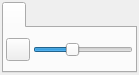
Above: ui/scenes_view_preferences_widget.ui from zkovari/plotlyst before the change. Below: the same form after it.
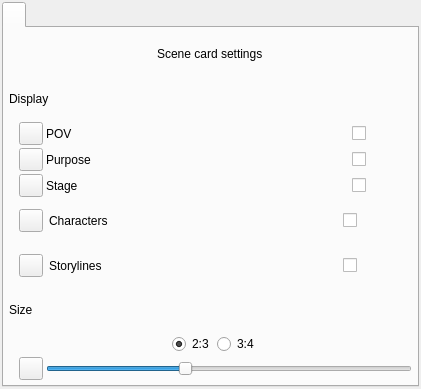
That is the form after the change. Custom widgets are drawn as their Qt base class.

Commit message:
Scene card customization (#867)
* Scene card customization

* polish

* icon and lines and group

* settings

* width

* hide

* prepare for ratio

```diff
--- a/ui/scenes_view_preferences_widget.ui
+++ b/ui/scenes_view_preferences_widget.ui
@@ -6,8 +6,8 @@
    <rect>
     <x>0</x>
     <y>0</y>
-    <width>139</width>
-    <height>75</height>
+    <width>421</width>
+    <height>389</height>
    </rect>
   </property>
   <property name="windowTitle">
@@ -41,26 +41,26 @@
       <attribute name="title">
        <string/>
       </attribute>
-      <layout class="QHBoxLayout" name="horizontalLayout">
+      <layout class="QVBoxLayout" name="verticalLayout_3">
        <property name="spacing">
         <number>3</number>
        </property>
        <property name="leftMargin">
-        <number>2</number>
+        <number>5</number>
        </property>
        <property name="topMargin">
-        <number>2</number>
+        <number>5</number>
        </property>
        <property name="rightMargin">
-        <number>2</number>
+        <number>5</number>
        </property>
        <property name="bottomMargin">
-        <number>2</number>
+        <number>5</number>
        </property>
-       <item>
-        <widget class="QToolButton" name="btnCardsWidth">
+       <item alignment="Qt::AlignHCenter">
+        <widget class="QLabel" name="lblTitle">
          <property name="text">
-          <string/>
+          <string>Scene card settings</string>
          </property>
          <property name="transparent" stdset="0">
           <bool>true</bool>
@@ -68,27 +68,314 @@
         </widget>
        </item>
        <item>
-        <widget class="QSlider" name="sliderCards">
-         <property name="minimum">
-          <number>100</number>
+        <widget class="QLabel" name="label">
+         <property name="text">
+          <string>Display</string>
          </property>
-         <property name="maximum">
-          <number>300</number>
+        </widget>
+       </item>
+       <item>
+        <layout class="QHBoxLayout" name="horizontalLayout_3">
+         <property name="leftMargin">
+          <number>10</number>
          </property>
-         <property name="value">
-          <number>175</number>
+         <item>
+          <widget class="QToolButton" name="btnPov">
+           <property name="text">
+            <string/>
+           </property>
+           <property name="transparent" stdset="0">
+            <bool>true</bool>
+           </property>
+          </widget>
+         </item>
+         <item>
+          <widget class="QLabel" name="label_3">
+           <property name="text">
+            <string>POV</string>
+           </property>
+          </widget>
+         </item>
+         <item alignment="Qt::AlignRight">
+          <widget class="Toggle" name="cbPov">
+           <property name="minimumSize">
+            <size>
+             <width>60</width>
+             <height>0</height>
+            </size>
+           </property>
+           <property name="text">
+            <string/>
+           </property>
+          </widget>
+         </item>
+        </layout>
+       </item>
+       <item>
+        <layout class="QHBoxLayout" name="horizontalLayout_4">
+         <property name="leftMargin">
+          <number>10</number>
          </property>
-         <property name="orientation">
-          <enum>Qt::Horizontal</enum>
+         <item>
+          <widget class="QToolButton" name="btnPurpose">
+           <property name="text">
+            <string/>
+           </property>
+           <property name="transparent" stdset="0">
+            <bool>true</bool>
+           </property>
+          </widget>
+         </item>
+         <item>
+          <widget class="QLabel" name="label_4">
+           <property name="text">
+            <string>Purpose</string>
+           </property>
+          </widget>
+         </item>
+         <item alignment="Qt::AlignRight">
+          <widget class="Toggle" name="cbPurpose">
+           <property name="minimumSize">
+            <size>
+             <width>60</width>
+             <height>0</height>
+            </size>
+           </property>
+           <property name="text">
+            <string/>
+           </property>
+          </widget>
+         </item>
+        </layout>
+       </item>
+       <item>
+        <layout class="QHBoxLayout" name="horizontalLayout_7">
+         <property name="leftMargin">
+          <number>10</number>
          </property>
+         <item>
+          <widget class="QToolButton" name="btnStage">
+           <property name="text">
+            <string/>
+           </property>
+           <property name="transparent" stdset="0">
+            <bool>true</bool>
+           </property>
+          </widget>
+         </item>
+         <item>
+          <widget class="QLabel" name="label_7">
+           <property name="text">
+            <string>Stage</string>
+           </property>
+          </widget>
+         </item>
+         <item alignment="Qt::AlignRight">
+          <widget class="Toggle" name="cbStage">
+           <property name="minimumSize">
+            <size>
+             <width>60</width>
+             <height>0</height>
+            </size>
+           </property>
+           <property name="text">
+            <string/>
+           </property>
+          </widget>
+         </item>
+        </layout>
+       </item>
+       <item>
+        <widget class="QWidget" name="wdgCharacters" native="true">
+         <layout class="QHBoxLayout" name="horizontalLayout_5">
+          <property name="leftMargin">
+           <number>10</number>
+          </property>
+          <item>
+           <widget class="QToolButton" name="btnCharacters">
+            <property name="text">
+             <string/>
+            </property>
+            <property name="transparent" stdset="0">
+             <bool>true</bool>
+            </property>
+           </widget>
+          </item>
+          <item>
+           <widget class="QLabel" name="label_5">
+            <property name="text">
+             <string>Characters</string>
+            </property>
+           </widget>
+          </item>
+          <item alignment="Qt::AlignRight">
+           <widget class="Toggle" name="cbCharacters">
+            <property name="minimumSize">
+             <size>
+              <width>60</width>
+              <height>0</height>
+             </size>
+            </property>
+            <property name="text">
+             <string/>
+            </property>
+           </widget>
+          </item>
+         </layout>
         </widget>
        </item>
+       <item>
+        <widget class="QWidget" name="wdgStorylines" native="true">
+         <layout class="QHBoxLayout" name="horizontalLayout_6">
+          <property name="leftMargin">
+           <number>10</number>
+          </property>
+          <item>
+           <widget class="QToolButton" name="btnStorylines">
+            <property name="text">
+             <string/>
+            </property>
+            <property name="transparent" stdset="0">
+             <bool>true</bool>
+            </property>
+           </widget>
+          </item>
+          <item>
+           <widget class="QLabel" name="label_6">
+            <property name="text">
+             <string>Storylines</string>
+            </property>
+           </widget>
+          </item>
+          <item alignment="Qt::AlignRight">
+           <widget class="Toggle" name="cbStorylines">
+            <property name="minimumSize">
+             <size>
+              <width>60</width>
+              <height>0</height>
+             </size>
+            </property>
+            <property name="text">
+             <string/>
+            </property>
+           </widget>
+          </item>
+         </layout>
+        </widget>
+       </item>
+       <item>
+        <widget class="QLabel" name="label_2">
+         <property name="text">
+          <string>Size</string>
+         </property>
+        </widget>
+       </item>
+       <item>
+        <layout class="QHBoxLayout" name="horizontalLayout_2">
+         <property name="leftMargin">
+          <number>10</number>
+         </property>
+         <item>
+          <spacer name="horizontalSpacer_2">
+           <property name="orientation">
+            <enum>Qt::Horizontal</enum>
+           </property>
+           <property name="sizeHint" stdset="0">
+            <size>
+             <width>40</width>
+             <height>20</height>
+            </size>
+           </property>
+          </spacer>
+         </item>
+         <item>
+          <widget class="QRadioButton" name="rb23">
+           <property name="cursor">
+            <cursorShape>PointingHandCursor</cursorShape>
+           </property>
+           <property name="text">
+            <string>2:3</string>
+           </property>
+           <property name="checked">
+            <bool>true</bool>
+           </property>
+          </widget>
+         </item>
+         <item>
+          <widget class="QRadioButton" name="rb34">
+           <property name="cursor">
+            <cursorShape>PointingHandCursor</cursorShape>
+           </property>
+           <property name="text">
+            <string>3:4</string>
+           </property>
+          </widget>
+         </item>
+         <item>
+          <spacer name="horizontalSpacer">
+           <property name="orientation">
+            <enum>Qt::Horizontal</enum>
+           </property>
+           <property name="sizeHint" stdset="0">
+            <size>
+             <width>40</width>
+             <height>20</height>
+            </size>
+           </property>
+          </spacer>
+         </item>
+        </layout>
+       </item>
+       <item>
+        <layout class="QVBoxLayout" name="verticalLayout_2">
+         <property name="leftMargin">
+          <number>10</number>
+         </property>
+         <item>
+          <layout class="QHBoxLayout" name="horizontalLayout">
+           <item>
+            <widget class="QToolButton" name="btnCardsWidth">
+             <property name="text">
+              <string/>
+             </property>
+             <property name="transparent" stdset="0">
+              <bool>true</bool>
+             </property>
+            </widget>
+           </item>
+           <item>
+            <widget class="QSlider" name="sliderCards">
+             <property name="minimum">
+              <number>100</number>
+             </property>
+             <property name="maximum">
+              <number>300</number>
+             </property>
+             <property name="value">
+              <number>175</number>
+             </property>
+             <property name="orientation">
+              <enum>Qt::Horizontal</enum>
+             </property>
+            </widget>
+           </item>
+          </layout>
+         </item>
+        </layout>
+       </item>
       </layout>
      </widget>
     </widget>
    </item>
   </layout>
  </widget>
+ <customwidgets>
+  <customwidget>
+   <class>Toggle</class>
+   <extends>QCheckBox</extends>
+   <header>src.main.python.plotlyst.view.widget.input</header>
+  </customwidget>
+ </customwidgets>
  <resources/>
  <connections/>
 </ui>
```
Left out of the diff: 2 changed lines with no effect on the pictures. The commit also changes 7 other files.
